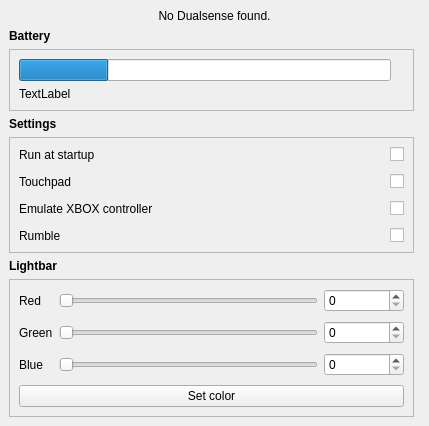
Qt form design.ui (Odizinne/makeSense) before a commit.
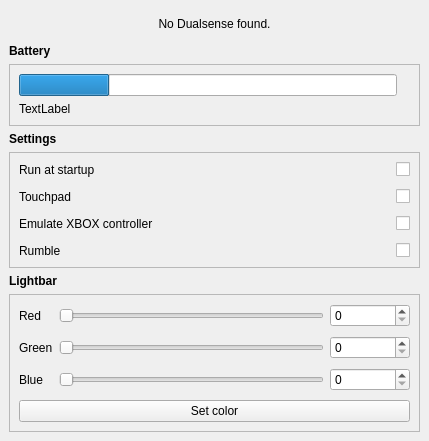
The same form after that commit.

```diff
--- a/design.ui
+++ b/design.ui
@@ -7,7 +7,7 @@
     <x>0</x>
     <y>0</y>
     <width>429</width>
-    <height>419</height>
+    <height>441</height>
    </rect>
   </property>
   <property name="windowTitle">
@@ -426,7 +426,7 @@
       </layout>
      </widget>
     </item>
-    <item row="0" column="0" colspan="2">
+    <item row="0" column="0">
      <widget class="QLabel" name="notFoundLabel">
       <property name="sizePolicy">
        <sizepolicy hsizetype="Preferred" vsizetype="Preferred">
```
